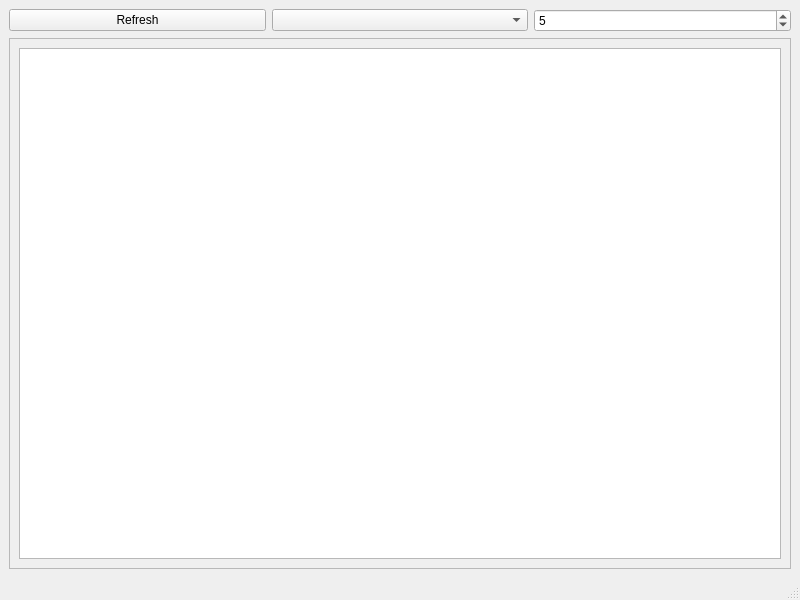
This is main.ui in radams15/QuizMaster as Qt 5 draws it before an edit. The edited form follows.
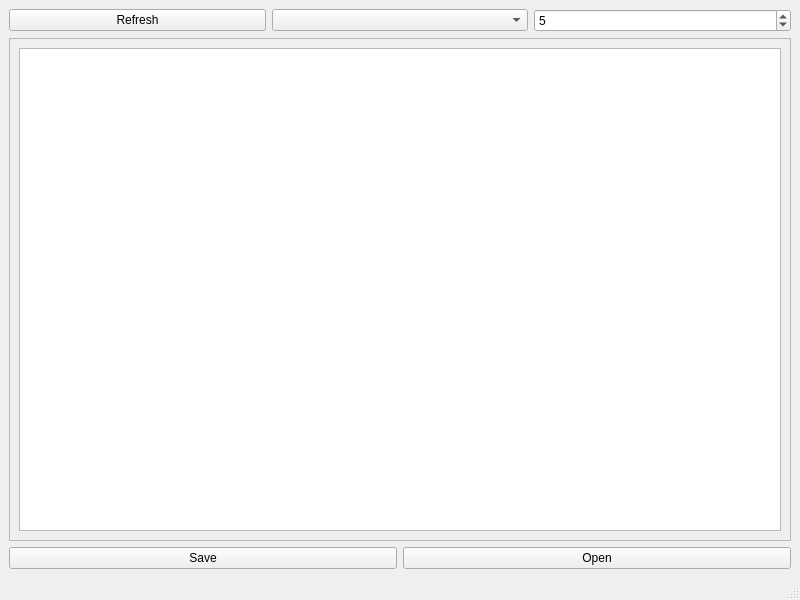
This is the edited form.

Commit message: Added Save, Load buttons, no file name choosing yet.

```diff
--- a/main.ui
+++ b/main.ui
@@ -48,8 +48,8 @@
           <rect>
            <x>0</x>
            <y>0</y>
-           <width>772</width>
-           <height>497</height>
+           <width>782</width>
+           <height>478</height>
           </rect>
          </property>
          <layout class="QVBoxLayout" name="verticalLayout_3">
@@ -62,6 +62,24 @@
       </item>
      </layout>
     </item>
+    <item>
+     <layout class="QHBoxLayout" name="horizontalLayout_3">
+      <item>
+       <widget class="QPushButton" name="saveButton">
+        <property name="text">
+         <string>Save</string>
+        </property>
+       </widget>
+      </item>
+      <item>
+       <widget class="QPushButton" name="openButton">
+        <property name="text">
+         <string>Open</string>
+        </property>
+       </widget>
+      </item>
+     </layout>
+    </item>
    </layout>
   </widget>
   <widget class="QStatusBar" name="statusbar"/>
```
The commit also changes 5 other files.
